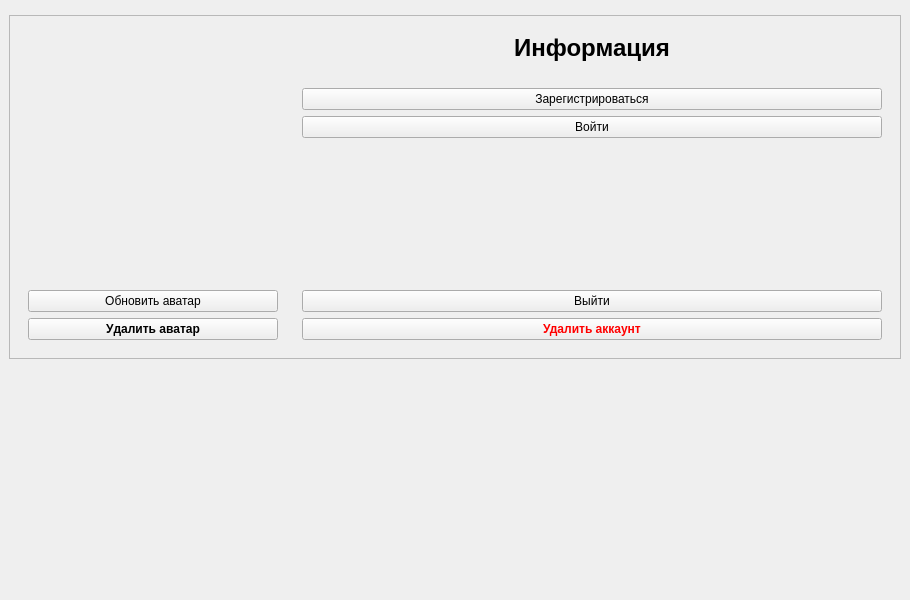
First picture: the form in client/mypage.ui, repository ttema4/p2p-app, before the edit.
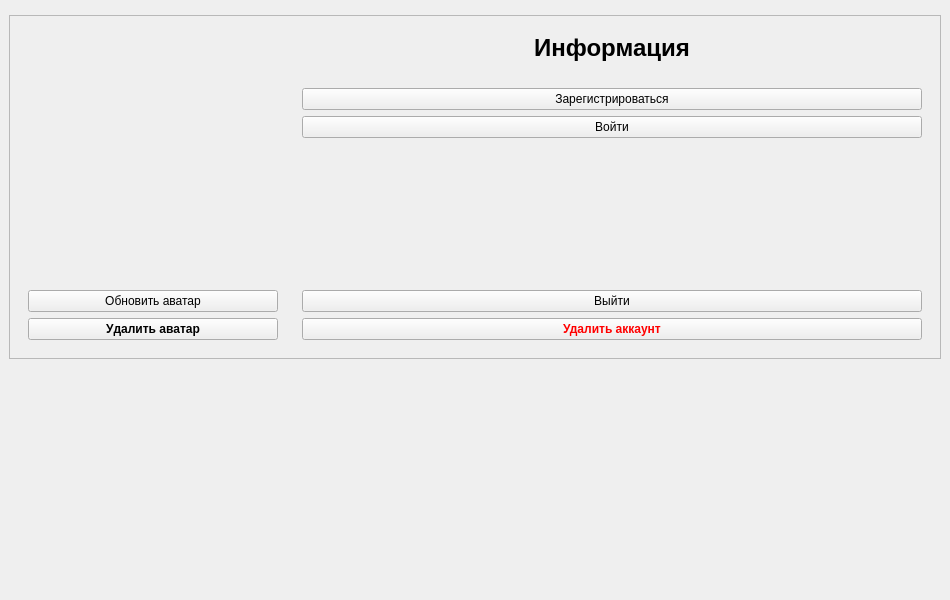
Second picture: the form after the edit.

```diff
--- a/client/mypage.ui
+++ b/client/mypage.ui
@@ -6,14 +6,14 @@
    <rect>
     <x>0</x>
     <y>0</y>
-    <width>910</width>
+    <width>950</width>
     <height>600</height>
    </rect>
   </property>
   <property name="minimumSize">
    <size>
-    <width>700</width>
-    <height>500</height>
+    <width>950</width>
+    <height>600</height>
    </size>
   </property>
   <property name="windowTitle">
```
Left out of the diff: 2 changed lines with no effect on the pictures.
